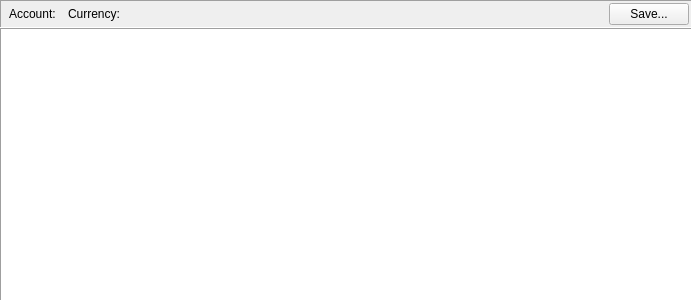
Qt form jal/ui/reports/profit_loss_report.ui (titov-vv/jal) before a commit.
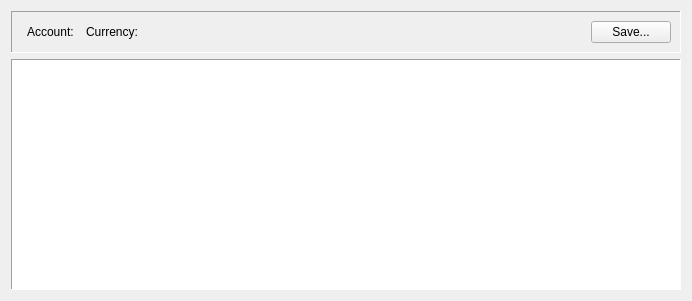
The same form after that commit. Custom widgets are drawn as their Qt base class.

Commit message: Restore of native Qt spacing layout spacing for better compatibility. Tab order and label buddies we set for forms.

Diff of the .ui file:
```diff
--- a/jal/ui/reports/profit_loss_report.ui
+++ b/jal/ui/reports/profit_loss_report.ui
@@ -14,21 +14,6 @@
    <string>P&amp;L by account</string>
   </property>
   <layout class="QVBoxLayout" name="verticalLayout">
-   <property name="spacing">
-    <number>0</number>
-   </property>
-   <property name="leftMargin">
-    <number>0</number>
-   </property>
-   <property name="topMargin">
-    <number>0</number>
-   </property>
-   <property name="rightMargin">
-    <number>0</number>
-   </property>
-   <property name="bottomMargin">
-    <number>0</number>
-   </property>
    <item>
     <widget class="QFrame" name="ReportParamsFrame">
      <property name="frameShape">
@@ -38,21 +23,6 @@
       <enum>QFrame::Shadow::Sunken</enum>
      </property>
      <layout class="QHBoxLayout" name="horizontalLayout">
-      <property name="spacing">
-       <number>6</number>
-      </property>
-      <property name="leftMargin">
-       <number>2</number>
-      </property>
-      <property name="topMargin">
-       <number>2</number>
-      </property>
-      <property name="rightMargin">
-       <number>2</number>
-      </property>
-      <property name="bottomMargin">
-       <number>2</number>
-      </property>
       <item>
        <widget class="DateRangeSelector" name="ReportRange">
         <property name="ItemsList" stdset="0">
@@ -60,6 +30,22 @@
         </property>
        </widget>
       </item>
+      <item>
+       <spacer name="accountGroupSpacer">
+        <property name="orientation">
+         <enum>Qt::Orientation::Horizontal</enum>
+        </property>
+        <property name="sizeType">
+         <enum>QSizePolicy::Fixed</enum>
+        </property>
+        <property name="sizeHint" stdset="0">
+         <size>
+          <width>0</width>
+          <height>20</height>
+         </size>
+        </property>
+       </spacer>
+      </item>
       <item>
        <widget class="QLabel" name="ReportAccountLbl">
         <property name="text">
@@ -70,6 +56,22 @@
       <item>
        <widget class="ReferenceSelectorWidget" name="ReportAccountEdit"/>
       </item>
+      <item>
+       <spacer name="currencyGroupSpacer">
+        <property name="orientation">
+         <enum>Qt::Orientation::Horizontal</enum>
+        </property>
+        <property name="sizeType">
+         <enum>QSizePolicy::Fixed</enum>
+        </property>
+        <property name="sizeHint" stdset="0">
+         <size>
+          <width>0</width>
+          <height>20</height>
+         </size>
+        </property>
+       </spacer>
+      </item>
       <item>
        <widget class="QLabel" name="CurrencyLbl">
         <property name="text">
```
Left out of the diff: 9 changed lines with no effect on the pictures. The commit also changes 82 other files.
